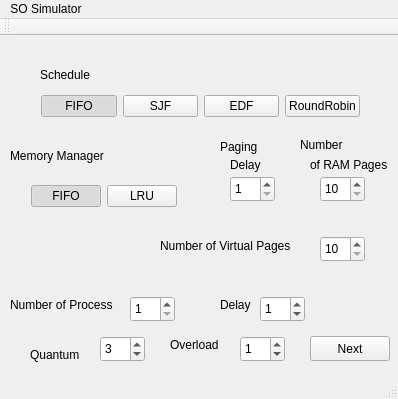
This is src/simulator/simulatorgui.ui in tysm/ossim as Qt 5 draws it before an edit. The edited form follows.
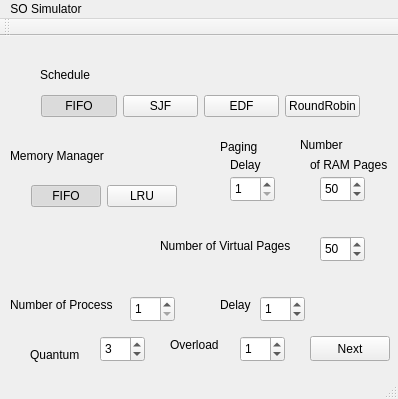
This is the edited form.

```diff
--- a/src/simulator/simulatorgui.ui
+++ b/src/simulator/simulatorgui.ui
@@ -175,6 +175,9 @@
     <property name="maximum">
      <number>100</number>
     </property>
+    <property name="value">
+     <number>50</number>
+    </property>
    </widget>
    <widget class="QSpinBox" name="nVirtual">
     <property name="geometry">
@@ -189,7 +192,10 @@
      <number>10</number>
     </property>
     <property name="maximum">
-     <number>150</number>
+     <number>100</number>
+    </property>
+    <property name="value">
+     <number>50</number>
     </property>
    </widget>
    <widget class="QSpinBox" name="nProcs">
```
Left out of the diff: 2 changed lines with no effect on the pictures.
